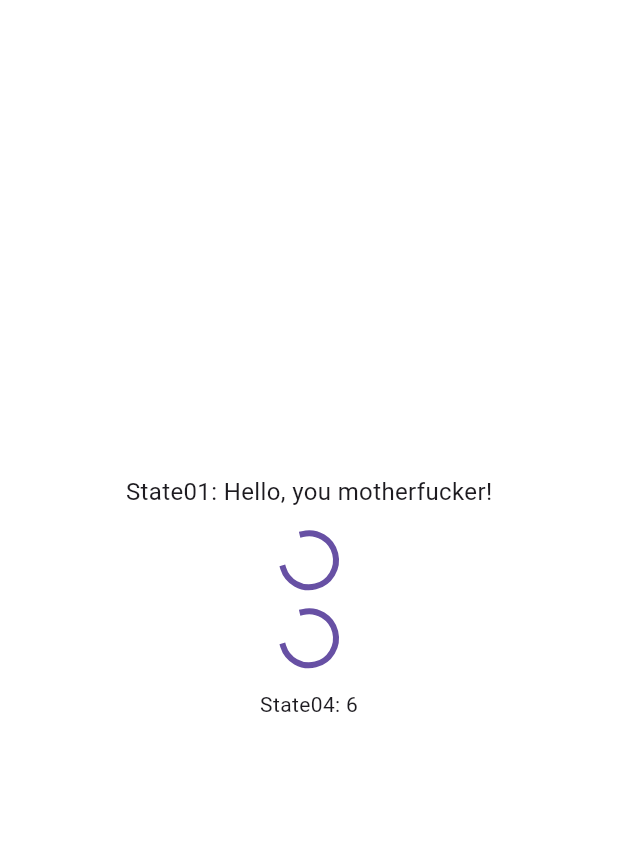
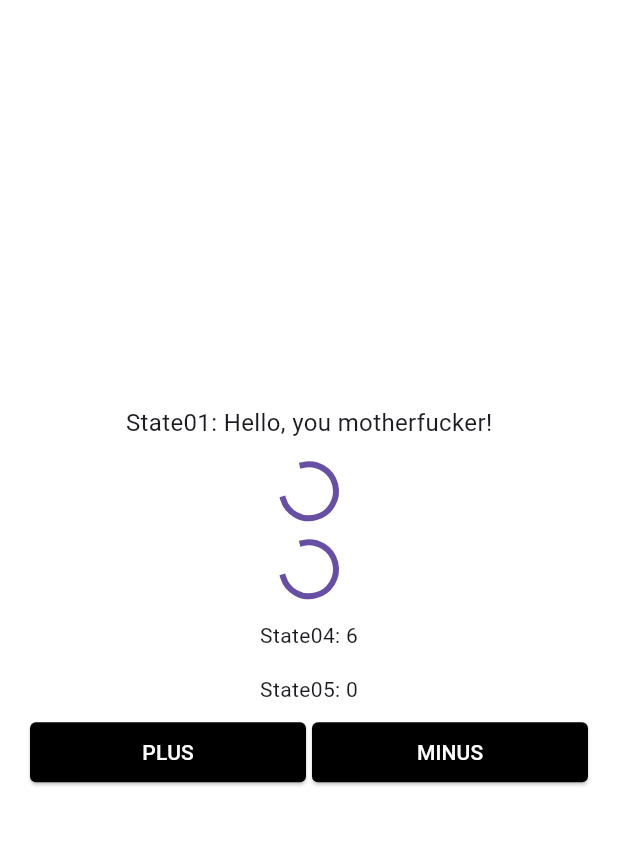
Before and after one commit to academy3746/riverpod_prac, a Flutter app: the GenerateScreen screen opened directly, on a phone screen of 412 x 824 dp, the part 63-909 px from its top. Run offline on Flutter 3.47's test engine with Material 3 defaults, Android fonts, the phone set to English and light mode, and no system bars; our stand-ins replace flutter_riverpod, riverpod_annotation; generated files the repository leaves out were written again.

Commit message:
:sparkles: Generate State Notifier Provider Automatically

```diff
--- a/lib/view/generate_screen.dart
+++ b/lib/view/generate_screen.dart
@@ -20,6 +20,8 @@ class GenerateScreen extends ConsumerWidget {
         num2: 2,
       ),
     );
+
+    final state05 = ref.watch(gStateNotifierProvider);
 
     return CommonScaffold(
       title: 'RIVERPOD GENERATOR',
@@ -76,6 +78,48 @@ class GenerateScreen extends ConsumerWidget {
 
             /// Family Parameters
             Text('State04: $state04'),
+            const SizedBox(height: 16.0),
+
+            /// State Notifier Provider
+            Text('State05: $state05'),
+            const SizedBox(height: 8.0),
+            Row(
+              children: [
+                Expanded(
+                  child: ElevatedButton(
+                    onPressed: () =>
+                        ref.read(gStateNotifierProvider.notifier).increment(),
+                    style: ElevatedButton.styleFrom(
+                      backgroundColor: Theme.of(context).primaryColor,
+                      shape: RoundedRectangleBorder(
+                        borderRadius: BorderRadius.circular(4.0),
+                      ),
+                    ),
+                    child: const Text(
+                      'PLUS',
+                      style: TextStyle(color: Colors.white),
+                    ),
+                  ),
+                ),
+                const SizedBox(width: 4.0),
+                Expanded(
+                  child: ElevatedButton(
+                    onPressed: () =>
+                        ref.read(gStateNotifierProvider.notifier).decrement(),
+                    style: ElevatedButton.styleFrom(
+                      backgroundColor: Theme.of(context).primaryColor,
+                      shape: RoundedRectangleBorder(
+                        borderRadius: BorderRadius.circular(4.0),
+                      ),
+                    ),
+                    child: const Text(
+                      'MINUS',
+                      style: TextStyle(color: Colors.white),
+                    ),
+                  ),
+                ),
+              ],
+            ),
           ],
         ),
       ),
```
Also changed, not shown: lib/repository/generate_repo.dart (+18 -0 lines), lib/repository/generate_repo.g.dart.
